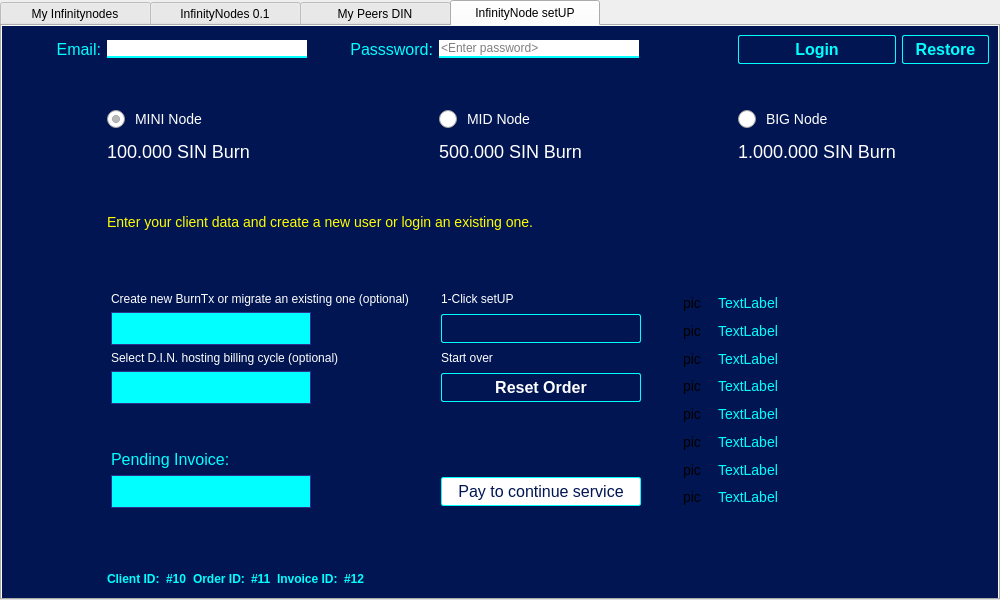
Before: the Qt Designer form src/qt/forms/masternodelist.ui in hardwarewise/SIN-core, drawn with Qt 5.
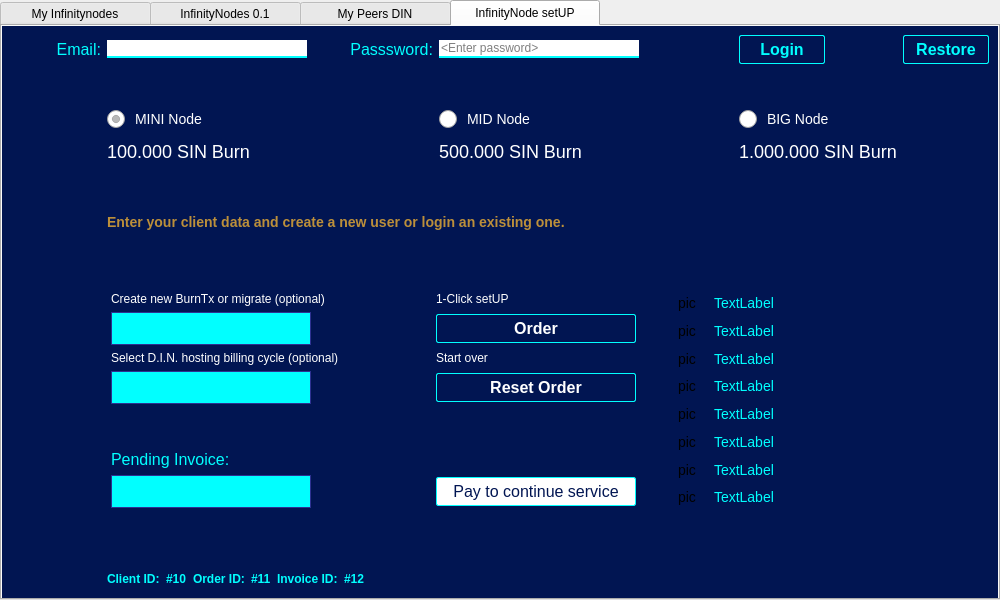
After: the same form once the commit is applied. Icons and pictures are not drawn.

```diff
--- a/src/qt/forms/masternodelist.ui
+++ b/src/qt/forms/masternodelist.ui
@@ -742,23 +742,6 @@
              </property>
             </widget>
            </item>
-           <item row="7" column="1" colspan="3">
-            <widget class="QLabel" name="labelMessage">
-             <property name="minimumSize">
-              <size>
-               <width>0</width>
-               <height>0</height>
-              </size>
-             </property>
-             <property name="styleSheet">
-              <string notr="true">font-size:14px;
-color: rgb(255, 255, 0);</string>
-             </property>
-             <property name="text">
-              <string>Enter your client data and create a new user or login an existing one.</string>
-             </property>
-            </widget>
-           </item>
            <item row="4" column="1">
             <widget class="QLabel" name="labelLILDesc">
              <property name="styleSheet">
@@ -780,10 +763,16 @@
              </property>
              <property name="minimumSize">
               <size>
-               <width>0</width>
+               <width>86</width>
                <height>0</height>
               </size>
              </property>
+             <property name="maximumSize">
+              <size>
+               <width>86</width>
+               <height>16777215</height>
+              </size>
+             </property>
              <property name="styleSheet">
               <string notr="true">QPushButton#btnLogin {
 	/* Secondary Button Style */
@@ -861,6 +850,18 @@
                <verstretch>0</verstretch>
               </sizepolicy>
              </property>
+             <property name="minimumSize">
+              <size>
+               <width>86</width>
+               <height>0</height>
+              </size>
+             </property>
+             <property name="maximumSize">
+              <size>
+               <width>86</width>
+               <height>16777215</height>
+              </size>
+             </property>
              <property name="styleSheet">
               <string notr="true">QPushButton#btnRestore {
 	/* Secondary Button Style */
@@ -1033,6 +1034,24 @@
              </property>
             </widget>
            </item>
+           <item row="7" column="1" colspan="5">
+            <widget class="QLabel" name="labelMessage">
+             <property name="minimumSize">
+              <size>
+               <width>0</width>
+               <height>0</height>
+              </size>
+             </property>
+             <property name="styleSheet">
+              <string notr="true">font-size:14px;
+font-weight:bold;
+color: #BC8F3A;</string>
+             </property>
+             <property name="text">
+              <string>Enter your client data and create a new user or login an existing one.</string>
+             </property>
+            </widget>
+           </item>
           </layout>
          </item>
          <item>
@@ -1299,7 +1318,7 @@
 </string>
                 </property>
                 <property name="text">
-                 <string>Create new BurnTx or migrate an existing one (optional)</string>
+                 <string>Create new BurnTx or migrate (optional)</string>
                 </property>
                </widget>
               </item>
@@ -1344,68 +1363,6 @@
                 </property>
                </widget>
               </item>
-              <item row="1" column="3">
-               <widget class="QPushButton" name="btnSetup">
-                <property name="enabled">
-                 <bool>false</bool>
-                </property>
-                <property name="sizePolicy">
-                 <sizepolicy hsizetype="Preferred" vsizetype="Fixed">
-                  <horstretch>0</horstretch>
-                  <verstretch>0</verstretch>
-                 </sizepolicy>
-                </property>
-                <property name="minimumSize">
-                 <size>
-                  <width>200</width>
-                  <height>0</height>
-                 </size>
-                </property>
-                <property name="maximumSize">
-                 <size>
-                  <width>200</width>
-                  <height>16777215</height>
-                 </size>
-                </property>
-                <property name="styleSheet">
-                 <string notr="true">QPushButton#btnSetup {
-	/* Secondary Button Style */
-	border:  1px solid  #01FFFF;
-    background-color:#011552;
-    font-size:16px;
-	font-weight: bold;
-    padding:4px 6px;
-    color: #FFFFFF;
-    border-radius: 2px;
-	
-}
-QPushButton#btnSetup:hover {
-	border:  2px solid #01FFFF;
-    background-color:#011552;
-    font-size:16px;
-	font-weight:bold;
-    padding:4px 6px;
-    color: #01FFFF;
-    border-radius: 2px;	
-	
-}
-
-QPushButton#btnSetup:pressed {
-	border:  2px solid #01FFFF;
-    background-color:#011552;
-    font-size:16px;
-	font-weight:bold;
-    padding:4px 6px;
-    color: #01FFFF;
-    border-radius: 2px;	
-}
-</string>
-                </property>
-                <property name="text">
-                 <string/>
-                </property>
-               </widget>
-              </item>
               <item row="5" column="1">
                <widget class="QLabel" name="labelInvoicePending">
                 <property name="sizePolicy">
@@ -1435,13 +1392,13 @@
                 </property>
                 <property name="minimumSize">
                  <size>
-                  <width>20</width>
+                  <width>85</width>
                   <height>0</height>
                  </size>
                 </property>
                 <property name="maximumSize">
                  <size>
-                  <width>20</width>
+                  <width>85</width>
                   <height>0</height>
                  </size>
                 </property>
@@ -1463,6 +1420,74 @@
                 </property>
                </spacer>
               </item>
+              <item row="1" column="3" alignment="Qt::AlignHCenter|Qt::AlignVCenter">
+               <widget class="QPushButton" name="btnSetup">
+                <property name="enabled">
+                 <bool>false</bool>
+                </property>
+                <property name="sizePolicy">
+                 <sizepolicy hsizetype="Preferred" vsizetype="Fixed">
+                  <horstretch>0</horstretch>
+                  <verstretch>0</verstretch>
+                 </sizepolicy>
+                </property>
+                <property name="minimumSize">
+                 <size>
+                  <width>200</width>
+                  <height>0</height>
+                 </size>
+                </property>
+                <property name="maximumSize">
+                 <size>
+                  <width>200</width>
+                  <height>16777215</height>
+                 </size>
+                </property>
+                <property name="layoutDirection">
+                 <enum>Qt::LeftToRight</enum>
+                </property>
+                <property name="styleSheet">
+                 <string notr="true">QPushButton#btnSetup {
+	/* Secondary Button Style */
+	border:  1px solid  #01FFFF;
+    background-color:#011552;
+    font-size:16px;
+	font-weight: bold;
+    padding:4px 6px;
+    color: #FFFFFF;
+    border-radius: 2px;
+    text-align:center;
+	
+}
+QPushButton#btnSetup:hover {
+	border:  2px solid #01FFFF;
+    background-color:#011552;
+    font-size:16px;
+	font-weight:bold;
+    padding:4px 6px;
+    color: #01FFFF;
+    border-radius: 2px;	
+	
+}
+
+QPushButton#btnSetup:pressed {
+	border:  2px solid #01FFFF;
+    background-color:#011552;
+    font-size:16px;
+	font-weight:bold;
+    padding:4px 6px;
+    color: #01FFFF;
+    border-radius: 2px;	
+}
+
+
+</string>
+                </property>
+                <property name="text">
+                 <string>Order</string>
+                </property>
+               </widget>
+              </item>
              </layout>
             </item>
             <item>
```
